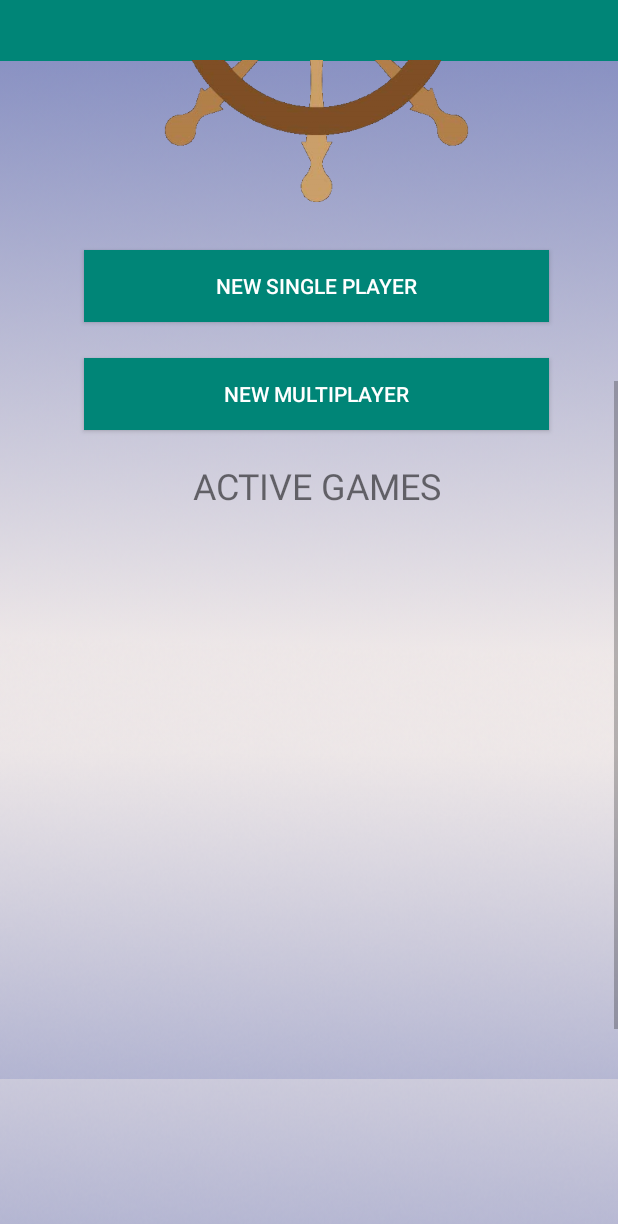
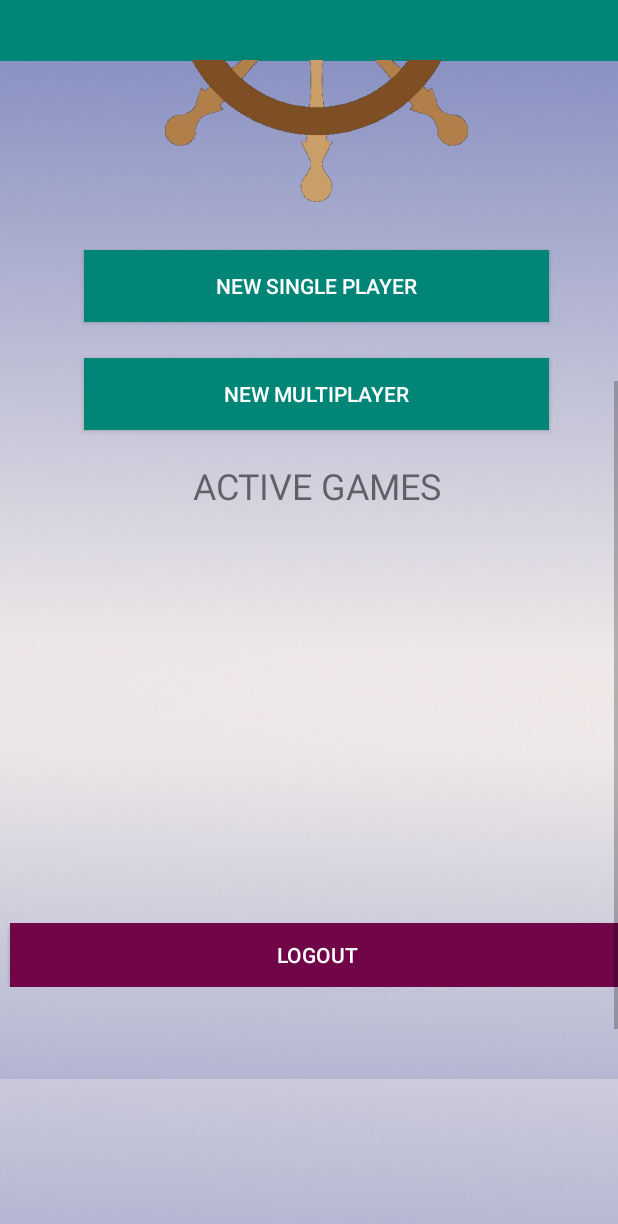
Before and after one commit to DaskJeeves/Simple-Strategy-Game, an Android app: the screen it shows after launch once a user with an empty profile is signed in (UserDashboard), scrolled down 319 dp, on a phone screen of 412 x 824 dp. Shown: the top 1224 px of the screen. Run offline under Robolectric (Android 15) with nearby library versions, the phone set to English and light mode, and no system bars; our stand-ins replace Firebase (no records; nobody signed in at launch, a user with empty details on screens opened directly); Roboto replaces fonts that are not available here; 1 statement that could not run was skipped.

Commit message:
UI/UX improvements

```diff
--- a/Battleship/battleship/app/src/main/java/com/example/battleship/ChooseUser.kt
+++ b/Battleship/battleship/app/src/main/java/com/example/battleship/ChooseUser.kt
@@ -50,7 +50,7 @@ class ChooseUser : AppCompatActivity() {
                         activeUserButton.text = doc.data["username"].toString()
                         activeUserButton.tag = doc.id
                         activeUserButton.setBackgroundColor(
-                            resources.getColor(R.color.colorAccent)
+                            resources.getColor(R.color.active_button)
                         )
                         activeUserButton.setTextColor(
                             resources.getColor(R.color.white)
--- a/Battleship/battleship/app/src/main/java/com/example/battleship/CreateUserActivity.kt
+++ b/Battleship/battleship/app/src/main/java/com/example/battleship/CreateUserActivity.kt
@@ -99,9 +99,7 @@ class CreateUserActivity : AppCompatActivity() {
                             }
                             .addOnFailureListener { e -> Log.e("ERROR", e.message) }
 
-
                         auth.signInWithEmailAndPassword(email, username)
-
 
                         val i = Intent()
                         i.putExtra("user", username)
--- a/Battleship/battleship/app/src/main/java/com/example/battleship/Gameplay.kt
+++ b/Battleship/battleship/app/src/main/java/com/example/battleship/Gameplay.kt
@@ -44,7 +44,8 @@ class Gameplay : AppCompatActivity(), View.OnClickListener {
         "c0", "c1", "c2", "c3", "c4", "c5",
         "d0", "d1", "d2", "d3", "d4", "d5",
         "e0", "e1", "e2", "e3", "e4", "e5",
-        "f0", "f1", "f2", "f3", "f4", "f5" )
+        "f0", "f1", "f2", "f3", "f4", "f5"
+    )
 
 
 
@@ -329,7 +330,7 @@ class Gameplay : AppCompatActivity(), View.OnClickListener {
                             v.setBackgroundResource(moveColor)
                         }
                     }
-                        .addOnFailureListener { e -> Log.e("ERROR", e.message) }
+                    .addOnFailureListener { e -> Log.e("ERROR", e.message) }
             }
         }
     }
--- a/Battleship/battleship/app/src/main/java/com/example/battleship/MainActivity.kt
+++ b/Battleship/battleship/app/src/main/java/com/example/battleship/MainActivity.kt
@@ -30,7 +30,7 @@ class MainActivity : AppCompatActivity() {
         auth = FirebaseAuth.getInstance()
 
 //        Uncomment if it breaks because of signed in user
-         auth.signOut()
+//         auth.signOut()
 
         val user = auth.currentUser
 
@@ -39,6 +39,7 @@ class MainActivity : AppCompatActivity() {
             Log.e("USER IS", user.toString())
             val intent = Intent(this, UserDashboard::class.java)
             startActivity(intent)
+            finish()
         } else {
             // No user is signed in
             Log.e("USER IS", "NULL")
@@ -90,6 +91,8 @@ class MainActivity : AppCompatActivity() {
                 for(doc in document){
                     if (document != null) {
                         signInEmail(doc.data!!["email"].toString(), password, false)
+                    }else{
+                        Log.e("DOCUMENT", "NULL")
                     }
                 }
             }
--- a/Battleship/battleship/app/src/main/java/com/example/battleship/UserDashboard.kt
+++ b/Battleship/battleship/app/src/main/java/com/example/battleship/UserDashboard.kt
@@ -25,6 +25,8 @@ class UserDashboard : AppCompatActivity() {
         FirebaseFirestore.getInstance().collection("Games")
     }
     private val TAG = "USERDASHBOARD"
+
+    var gameIds = ArrayList<String>()
 
 
     @SuppressLint("SetTextI18n")
@@ -57,30 +59,13 @@ class UserDashboard : AppCompatActivity() {
         }
     }
 
-    fun getOpponentUsername(opponentUid: String): String? {
-
-        var uname = ""
-
-        val docRef = firestoreUser.document(opponentUid)
-        docRef.get()
-            .addOnSuccessListener { document ->
-                if (document != null) {
-                    uname = document.data!!["username"].toString()
-                }
-            }
-            .addOnFailureListener { exception ->
-                Log.e(TAG, "get failed with ", exception)
-            }
-
-        return uname
-    }
 
     /** Called when going to a gameplay page */
-    fun createNewGame(view: View) {
+    fun createNewSinglePlayerGame(view: View) {
         val uid = auth.currentUser!!.uid
         val newMessage = mapOf(
             "user1" to uid,
-            "user2" to "",
+            "user2" to "COMPUTER",
             "status" to "active",
             "created" to FieldValue.serverTimestamp()
         )
@@ -117,10 +102,9 @@ class UserDashboard : AppCompatActivity() {
 
         // Get all the active games where the logged in user is user1 or user2
         val active_games_ll = findViewById<LinearLayout>(R.id.active_games_linear_layout)
+        val logout_button_ll = findViewById<LinearLayout>(R.id.logout_button)
 
-        if ((active_games_ll).childCount > 0){
-            (active_games_ll).removeAllViews()
-        }
+        active_games_ll.removeAllViews()
 
         val lp = LinearLayout.LayoutParams(LinearLayout.LayoutParams.MATCH_PARENT, LinearLayout.LayoutParams.WRAP_CONTENT)
         lp.setMargins(10, 10, 10, 0)
@@ -136,7 +120,8 @@ class UserDashboard : AppCompatActivity() {
         active_game_ref_1.get()
             .addOnSuccessListener { document ->
                 for(doc in document){
-                    if (document != null) {
+                    if (document != null && !gameIds.contains(doc.id)) {
+                        gameIds.add(doc.id)
 
                         val docRef = firestoreUser.document(doc.data!!["user2"].toString())
                         docRef.get()
@@ -146,7 +131,7 @@ class UserDashboard : AppCompatActivity() {
                                     activeGameButton.text = document.data!!["username"].toString()
                                     activeGameButton.tag = doc.id
                                     activeGameButton.setBackgroundColor(
-                                        resources.getColor(R.color.colorAccent)
+                                        resources.getColor(R.color.active_button)
                                     )
                                     activeGameButton.setTextColor(
                                         resources.getColor(R.color.white)
@@ -169,7 +154,8 @@ class UserDashboard : AppCompatActivity() {
                 active_game_ref_2.get()
                     .addOnSuccessListener { document ->
                         for(doc in document){
-                            if (document != null) {
+                            if (document != null && !gameIds.contains(doc.id)) {
+                                gameIds.add(doc.id)
 
                                 val docRef = firestoreUser.document(doc.data!!["user1"].toString())
                                 docRef.get()
@@ -179,7 +165,7 @@ class UserDashboard : AppCompatActivity() {
                                             activeGameButton.text = document.data!!["username"].toString()
                                             activeGameButton.tag = doc.id
                                             activeGameButton.setBackgroundColor(
-                                                resources.getColor(R.color.colorAccent)
+                                                resources.getColor(R.color.active_button)
                                             )
                                             activeGameButton.setTextColor(
                                                 resources.getColor(R.color.white)
@@ -195,6 +181,23 @@ class UserDashboard : AppCompatActivity() {
                             }
                         }
 
+                        // LOGOUT BUTTON
+                        val logoutButton = Button(this)
+                        logoutButton.text = "LOGOUT"
+                        logoutButton.setBackgroundColor(
+                            resources.getColor(R.color.logout_button)
+                        )
+                        logoutButton.setTextColor(
+                            resources.getColor(R.color.white)
+                        )
+                        logoutButton.setOnClickListener {
+                            auth = FirebaseAuth.getInstance()
+                            auth.signOut()
+                            val intent = Intent(this, MainActivity::class.java)
+                            startActivity(intent)
+                            finish()
+                        }
+                        logout_button_ll.addView(logoutButton, lp)
                     }
             }
     }
@@ -224,10 +227,17 @@ class UserDashboard : AppCompatActivity() {
         }
     }
 
+    override fun onActivityResult(requestCode: Int, resultCode: Int, data: Intent?) {
+        super.onActivityResult(requestCode, resultCode, data)
+        loadActiveGames()
+    }
+
     /** Called when the user taps the Send button */
     fun signOutUser(view: View) {
         auth = FirebaseAuth.getInstance()
         auth.signOut()
+        val intent = Intent(this, MainActivity::class.java)
+        startActivity(intent)
         finish()
     }
 }
--- a/Battleship/battleship/app/src/main/java/com/example/battleship/UserSearch.kt
+++ b/Battleship/battleship/app/src/main/java/com/example/battleship/UserSearch.kt
@@ -53,7 +53,7 @@ class UserSearch : AppCompatActivity() {
                         activeUserButton.text = doc.data["username"].toString()
                         activeUserButton.tag = doc.id
                         activeUserButton.setBackgroundColor(
-                            resources.getColor(R.color.colorAccent)
+                            resources.getColor(R.color.active_button)
                         )
                         activeUserButton.setTextColor(
                             resources.getColor(R.color.white)
--- a/Battleship/battleship/app/src/main/res/layout/activity_gameplay.xml
+++ b/Battleship/battleship/app/src/main/res/layout/activity_gameplay.xml
@@ -284,7 +284,8 @@
             app:layout_constraintTop_toTopOf="@+id/c4"
             app:layout_constraintStart_toStartOf="@+id/b5"
             android:onClick="onClick"
-            android:layout_width="40dp" app:layout_constraintBottom_toBottomOf="@+id/c4"/>
+            android:layout_width="40dp" app:layout_constraintBottom_toBottomOf="@+id/c4"
+            app:layout_constraintEnd_toEndOf="@+id/b5"/>
     <Button
             android:layout_height="40dp"
             android:tag="a2"
--- a/Battleship/battleship/app/src/main/res/layout/activity_user_dashboard.xml
+++ b/Battleship/battleship/app/src/main/res/layout/activity_user_dashboard.xml
@@ -12,7 +12,7 @@
             android:layout_height="719dp" app:layout_constraintEnd_toEndOf="parent"
             app:layout_constraintStart_toStartOf="parent" app:layout_constraintTop_toTopOf="parent"
             android:background="@drawable/battleship_background_other_pages"
-    >
+            android:id="@+id/constraintLayout">
 
         <TextView
                 android:layout_width="0dp"
@@ -88,7 +88,7 @@
                             android:background="@color/colorPrimary" android:textColor="@color/white"
                             app:layout_constraintHorizontal_bias="0.0" android:layout_marginTop="32dp"
                             app:layout_constraintTop_toBottomOf="@+id/imageView"
-                            android:onClick="createNewGame"/>
+                            android:onClick="createNewSinglePlayerGame"/>
                     <Button
                             android:text="@string/multiplayer"
                             android:layout_width="0dp"
@@ -137,6 +137,15 @@
                             app:layout_constraintTop_toTopOf="parent" android:layout_marginStart="8dp"
                             app:layout_constraintStart_toStartOf="parent" android:layout_marginLeft="8dp"
                             app:layout_constraintHorizontal_bias="0.934"/>
+                    <LinearLayout
+                            android:orientation="horizontal"
+                            android:layout_width="0dp"
+                            android:layout_height="49dp"
+                            android:id="@+id/logout_button"
+                            app:layout_constraintBottom_toBottomOf="parent" app:layout_constraintEnd_toEndOf="parent"
+                            app:layout_constraintStart_toStartOf="parent"
+                            android:layout_marginBottom="28dp" app:layout_constraintHorizontal_bias="0.0">
+                    </LinearLayout>
                 </android.support.constraint.ConstraintLayout>
             </LinearLayout>
         </ScrollView>
--- a/Battleship/battleship/app/src/main/res/values/colors.xml
+++ b/Battleship/battleship/app/src/main/res/values/colors.xml
@@ -7,4 +7,6 @@
     <color name="colorAccent">#D81B60</color>
     <color name="background_blue">#8591C1</color>
     <color name="hit_color">#1C77B8</color>
+    <color name="active_button">#7272AB</color>
+    <color name="logout_button">#700548</color>
 </resources>
```
